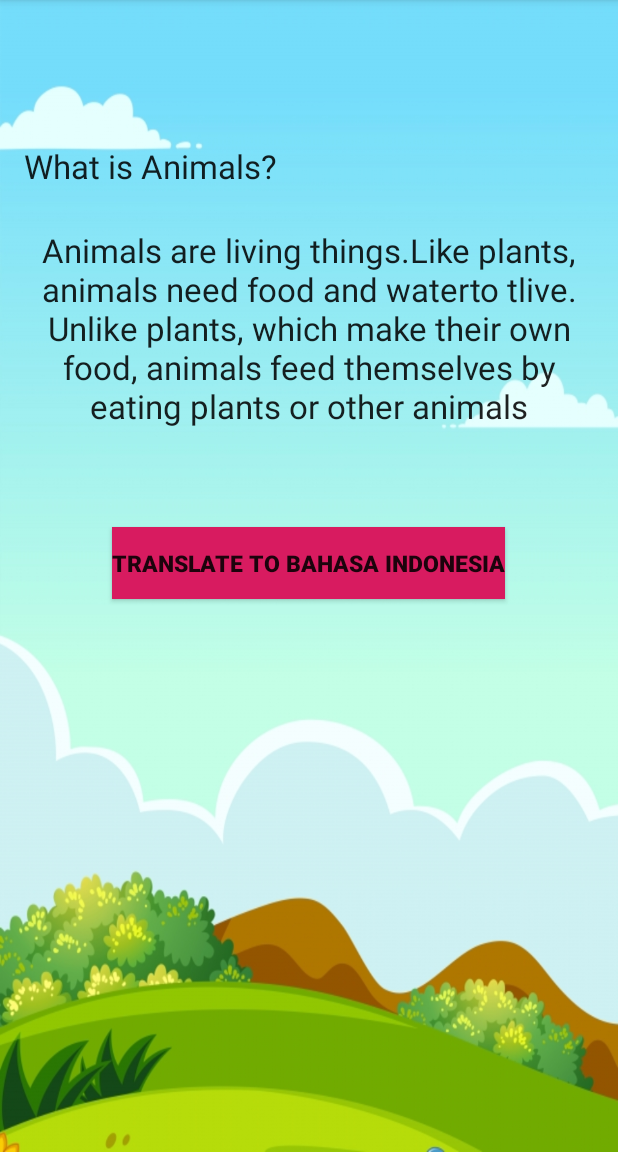
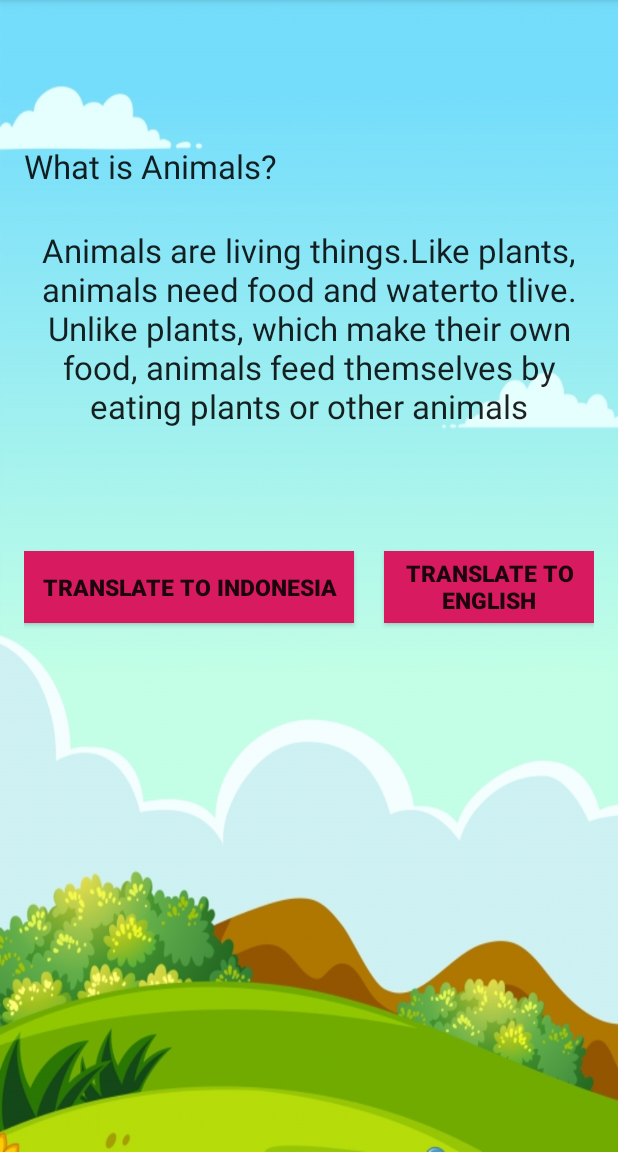
Before and after one commit to maulidta/menu-hewan, an Android app: the menusatu screen opened directly, with no data from a screen before it, on a phone screen of 412 x 824 dp, the part 84-1236 px from its top. Run offline under Robolectric (Android 15) with nearby library versions, the phone set to English and light mode, and no system bars.

Commit message:
ganti button indonesia inggris, non-aktifin fragmen2 error

```diff
--- a/app/src/main/java/com/example/dashboard/Page_Birds.java
+++ b/app/src/main/java/com/example/dashboard/Page_Birds.java
@@ -14,7 +14,7 @@ public class Page_Birds extends Fragment {
 
         @Override
         public View onCreateView(LayoutInflater inflater, ViewGroup container, Bundle savedInstanceState) {
-            View PageBrd = super.onCreateView(inflater, container, false);
+            View PageBrd = super.onCreateView(inflater, container, savedInstanceState);
             return PageBrd;
         }
     }
--- a/app/src/main/java/com/example/dashboard/Page_Fish.java
+++ b/app/src/main/java/com/example/dashboard/Page_Fish.java
@@ -14,7 +14,7 @@ public class Page_Fish extends Fragment {
 
         @Override
         public View onCreateView(LayoutInflater inflater, ViewGroup container, Bundle savedInstanceState) {
-            View PageFsh= super.onCreateView(inflater, container, false);
+            View PageFsh= super.onCreateView(inflater, container, savedInstanceState);
             return PageFsh;
         }
     }
--- a/app/src/main/java/com/example/dashboard/Page_Mammals.java
+++ b/app/src/main/java/com/example/dashboard/Page_Mammals.java
@@ -14,7 +14,7 @@ public class Page_Mammals extends Fragment {
 
     @Override
     public View onCreateView( LayoutInflater inflater, ViewGroup container,  Bundle savedInstanceState) {
-        View PageMmls = super.onCreateView(inflater, container, false);
+        View PageMmls = super.onCreateView(inflater, container, savedInstanceState);
         return PageMmls;
     }
 }
--- a/app/src/main/java/com/example/dashboard/menusatu.java
+++ b/app/src/main/java/com/example/dashboard/menusatu.java
@@ -1,19 +1,15 @@
 package com.example.dashboard;
+
+import android.os.Bundle;
+import android.view.View;
+import android.widget.Button;
+import android.widget.TextView;
 
 import androidx.appcompat.app.AppCompatActivity;
 
-import android.os.Bundle;
-import android.view.Gravity;
-import android.view.View;
-import android.widget.Button;
-import android.widget.TextView;
-import android.widget.Toast;
-
-import java.util.Random;
-
 public class menusatu extends AppCompatActivity {
     int oldValue;
-    private Button changeButtonText;
+    private Button btnTextInd, btnTextEng;
 
 
     @Override
@@ -21,30 +17,30 @@ public class menusatu extends AppCompatActivity {
         super.onCreate(savedInstanceState);
         setContentView(R.layout.activity_menusatu);
 
-        changeButtonText = (Button)findViewById(R.id.changetextbtn);
+        btnTextInd = (Button)findViewById(R.id.changetextbtnInd);
+        btnTextEng = (Button)findViewById(R.id.changetextbtnEng);
 
-        changeButtonText.setOnClickListener(new View.OnClickListener() {
+        btnTextInd.setOnClickListener(new View.OnClickListener() {
             @Override
             public void onClick(View view) {
-                changeButtonText.setText("Second Text");
+                btnTextInd.setText("Second Text");
             }
         });
 
 
         changeTextViewValueRandomlyOnButtonClick();
-        changeTextOnce();
+        changeTextKeInd();
+        changeTextKeEng();
     }
     private void changeTextViewValueRandomlyOnButtonClick() {
         final String[] manyDifferentStrings = {"Animals are living things.\n" +
                 "        Like plants, animals need food and waterto tlive. Unlike plants, which make their own food,\n" +
-                "        animals feed themselves by eating plants or other animals", "Hewan adalah mahluk hidup. \" +\n" +
-                "                        \"Seperti tumbuhan, hewan membutuhkan makanan dan air untuk hidup, \" +\n" +
-                "                        \"Hewan memberi makan dirinya sendiri dengan memakan tumbuhan atau hewan yang lain" };
+                "        animals feed themselves by eating plants or other animals"};
 
         final TextView changingText = (TextView) findViewById(R.id.txtwiatochange);
-        Button changeTextButton = (Button) findViewById(R.id.changetextbtn);
+        Button changeTextButtonToInd = (Button) findViewById(R.id.changetextbtnEng);
 
-        changeTextButton.setOnClickListener(new View.OnClickListener() {
+        changeTextButtonToInd.setOnClickListener(new View.OnClickListener() {
             @Override
             public void onClick(View v) {
                 int random = (int) (Math.random() * manyDifferentStrings.length);
@@ -57,9 +53,9 @@ public class menusatu extends AppCompatActivity {
         });
     }
 
-    public void changeTextOnce(){
+    public void changeTextKeInd(){
         final TextView changingText = (TextView) findViewById(R.id.txtwiatochange);
-        Button changeTextButton = (Button) findViewById(R.id.changetextbtn);
+        Button changeTextButton = (Button) findViewById(R.id.changetextbtnInd);
 
         changeTextButton.setOnClickListener(new View.OnClickListener() {
             @Override
@@ -71,4 +67,16 @@ public class menusatu extends AppCompatActivity {
         });
     }
 
+    public void changeTextKeEng(){
+        final TextView changingText = (TextView) findViewById(R.id.txtwiatochange);
+        Button changeTextButton = (Button) findViewById(R.id.changetextbtnEng);
+
+        changeTextButton.setOnClickListener(new View.OnClickListener() {
+            @Override
+            public void onClick(View v){
+                changingText.setText("Animals are living things.Like plants, animals need food and waterto tlive. Unlike plants, which make their own food, animals feed themselves by eating plants or other animals");
+            }
+        });
+    }
+
 }
--- a/app/src/main/res/layout/activity_menusatu.xml
+++ b/app/src/main/res/layout/activity_menusatu.xml
@@ -12,15 +12,30 @@
     android:background="@drawable/bg">
 
 
+
+
     <Button
-        android:id="@+id/changetextbtn"
-        android:layout_width="wrap_content"
+        android:id="@+id/changetextbtnEng"
+        android:layout_width="220dp"
+        android:layout_height="wrap_content"
+        android:layout_toRightOf="@+id/changetextbtnInd"
+        android:layout_alignParentTop="true"
+        android:layout_centerHorizontal="true"
+        android:layout_marginTop="351dp"
+        android:layout_marginLeft="20dp"
+        android:background="@color/colorAccent"
+        android:text="Translate to English"
+        android:textSize="15sp"
+        android:textStyle="bold" />
+
+    <Button
+        android:id="@+id/changetextbtnInd"
+        android:layout_width="220dp"
         android:layout_height="wrap_content"
         android:layout_alignParentTop="true"
-        android:layout_centerHorizontal="true"
-        android:layout_marginTop="335dp"
+        android:layout_marginTop="351dp"
         android:background="@color/colorAccent"
-        android:text="Translate to Bahasa Indonesia"
+        android:text="Translate to Indonesia"
         android:textSize="15sp"
         android:textStyle="bold" />
 
--- a/app/src/main/res/layout/context_main.xml
+++ b/app/src/main/res/layout/context_main.xml
@@ -1,11 +1,13 @@
 <?xml version="1.0" encoding="utf-8"?>
-<android.support.v4.view.ViewPager
+<androidx.viewpager.widget.ViewPager
     xmlns:android="http://schemas.android.com/apk/res/android"
     xmlns:app="http://schemas.android.com/apk/res-auto"
     xmlns:tools="http://schemas.android.com/tools"
     android:layout_width="match_parent"
     android:layout_height="match_parent"
     android:id="@+id/MyPage"
-    app:layout_behavior="@string/appbar_scrolling_view_behavior"
     tools:context=".VertebrateActivity"
     tools:showIn="@layout/activity_vertebrate"/>
+
+
+<!--    app:layout_behavior="@string/appbar_scrolling_view_behavior"-->
--- a/app/src/main/res/values/colors.xml
+++ b/app/src/main/res/values/colors.xml
@@ -8,6 +8,6 @@
     <color name="merah">#FF3C3C</color>
     <color name="kuning">#B7BC2E</color>
     <color name="hitam">#000000</color>
-    <color name="putih">#FFFFFF</color>
+    <color name="putih">#EFFAE7</color>
 
 </resources>
```
Also changed, not shown: app/src/main/java/com/example/dashboard/MainActivity.java (+3 -5 lines), app/src/main/java/com/example/dashboard/VertebrateActivity.java (+31 -42 lines), app/src/main/res/layout/activity_vertebrate.xml (+26 -26 lines).
